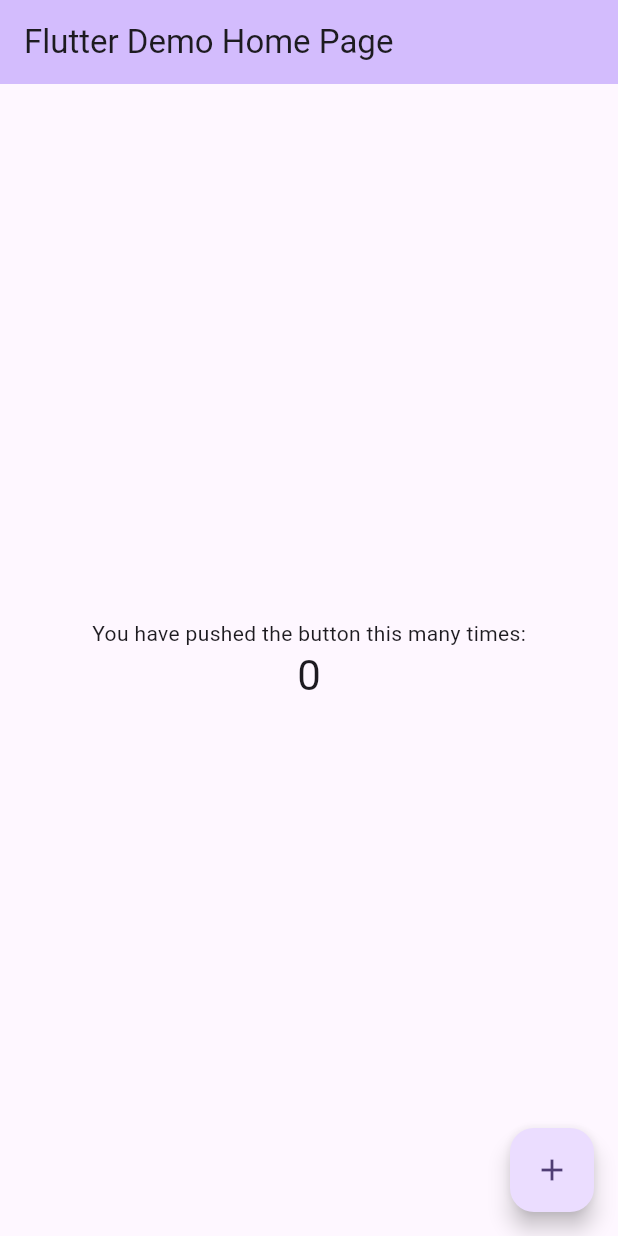
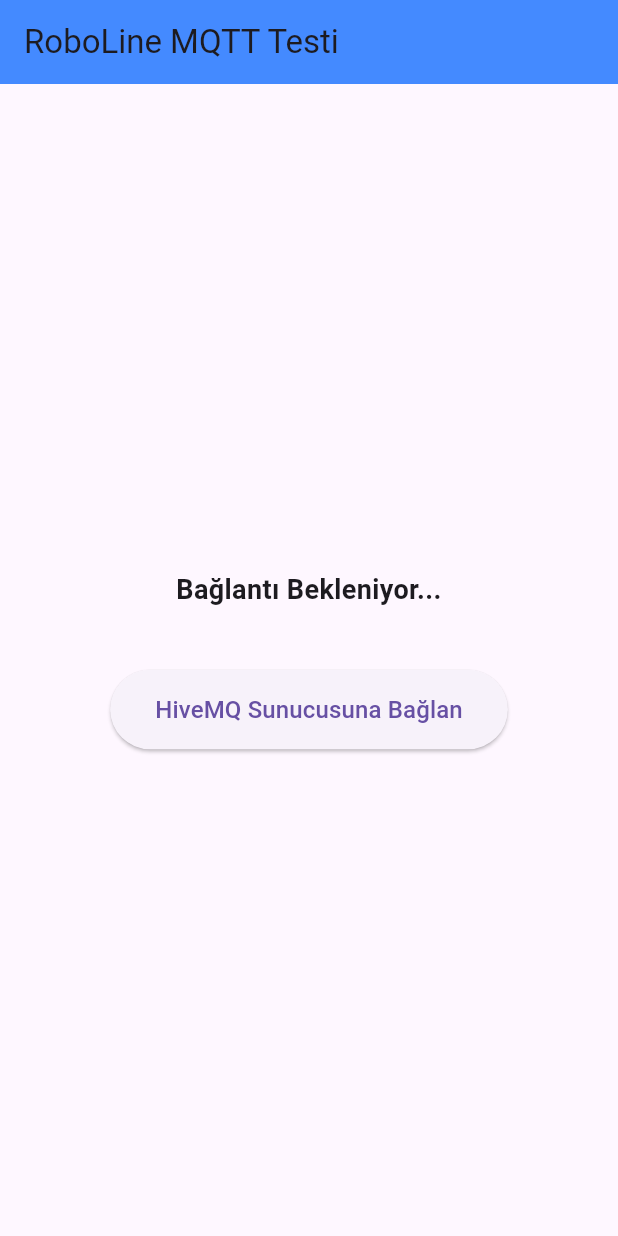
Before and after one commit to RoboLine-Project/roboline-mobile-app, a Flutter app: the screen it shows after launch, on a phone screen of 412 x 824 dp. Run offline on Flutter 3.47's test engine with Material 3 defaults, Android fonts, the phone set to English and light mode, and no system bars; missing offline and left inert: mqtt_client.

Commit message:
feat: mqtt_client eklendi ve ping testi arayuzu yazildi

```diff
--- a/lib/main.dart
+++ b/lib/main.dart
@@ -1,121 +1,118 @@
 import 'package:flutter/material.dart';
+import 'package:mqtt_client/mqtt_client.dart';
+import 'package:mqtt_client/mqtt_server_client.dart';
 
 void main() {
-  runApp(const MyApp());
+  runApp(const RoboLineApp());
 }
 
-class MyApp extends StatelessWidget {
-  const MyApp({super.key});
+class RoboLineApp extends StatelessWidget {
+  const RoboLineApp({super.key});
 
-  // This widget is the root of your application.
   @override
   Widget build(BuildContext context) {
-    return MaterialApp(
-      title: 'Flutter Demo',
-      theme: ThemeData(
-        // This is the theme of your application.
-        //
-        // TRY THIS: Try running your application with "flutter run". You'll see
-        // the application has a purple toolbar. Then, without quitting the app,
-        // try changing the seedColor in the colorScheme below to Colors.green
-        // and then invoke "hot reload" (save your changes or press the "hot
-        // reload" button in a Flutter-supported IDE, or press "r" if you used
-        // the command line to start the app).
-        //
-        // Notice that the counter didn't reset back to zero; the application
-        // state is not lost during the reload. To reset the state, use hot
-        // restart instead.
-        //
-        // This works for code too, not just values: Most code changes can be
-        // tested with just a hot reload.
-        colorScheme: .fromSeed(seedColor: Colors.deepPurple),
-      ),
-      home: const MyHomePage(title: 'Flutter Demo Home Page'),
+    return const MaterialApp(
+      debugShowCheckedModeBanner: false,
+      home: MqttTestScreen(),
     );
   }
 }
 
-class MyHomePage extends StatefulWidget {
-  const MyHomePage({super.key, required this.title});
-
-  // This widget is the home page of your application. It is stateful, meaning
-  // that it has a State object (defined below) that contains fields that affect
-  // how it looks.
-
-  // This class is the configuration for the state. It holds the values (in this
-  // case the title) provided by the parent (in this case the App widget) and
-  // used by the build method of the State. Fields in a Widget subclass are
-  // always marked "final".
-
-  final String title;
+class MqttTestScreen extends StatefulWidget {
+  const MqttTestScreen({super.key});
 
   @override
-  State<MyHomePage> createState() => _MyHomePageState();
+  State<MqttTestScreen> createState() => _MqttTestScreenState();
 }
 
-class _MyHomePageState extends State<MyHomePage> {
-  int _counter = 0;
+class _MqttTestScreenState extends State<MqttTestScreen> {
+  String statusText = "Bağlantı Bekleniyor...";
+  late MqttServerClient client;
 
-  void _incrementCounter() {
+  Future<void> connectMQTT() async {
+    // HiveMQ Public Broker ayarları
+    client = MqttServerClient(
+      'broker.hivemq.com',
+      'flutter_ui_${DateTime.now().millisecondsSinceEpoch}',
+    );
+    client.port = 1883;
+    client.logging(on: false);
+    client.keepAlivePeriod = 20;
+
+    try {
+      setState(() => statusText = "Sunucuya Bağlanılıyor...");
+      await client.connect();
+    } catch (e) {
+      setState(() => statusText = "Bağlantı Hatası: $e");
+      client.disconnect();
+      return;
+    }
+
+    if (client.connectionStatus!.state == MqttConnectionState.connected) {
+      setState(() => statusText = "Bağlandı! ESP32 Bekleniyor...");
+
+      // ESP32'nin mesaj atacağı kanalı (topic) dinlemeye başlıyoruz
+      const topic = 'roboline/telemetry/status';
+      client.subscribe(topic, MqttQos.atMostOnce);
+
+      // Kanala yeni bir mesaj düştüğünde tetiklenen dinleyici
+      client.updates!.listen((List<MqttReceivedMessage<MqttMessage>> c) {
+        final MqttPublishMessage recMess = c[0].payload as MqttPublishMessage;
+        final String pt = MqttPublishPayload.bytesToStringAsString(
+          recMess.payload.message,
+        );
+
         setState(() {
-      // This call to setState tells the Flutter framework that something has
-      // changed in this State, which causes it to rerun the build method below
-      // so that the display can reflect the updated values. If we changed
-      // _counter without calling setState(), then the build method would not be
-      // called again, and so nothing would appear to happen.
-      _counter++;
+          statusText = "ESP32'den Gelen Mesaj:\n$pt";
         });
+
+        // Gelen veriyi geliştirici konsoluna da yazdırıyoruz
+        print('MQTT Mesajı Alındı: $pt');
+      });
+    } else {
+      setState(() => statusText = "Bağlantı Reddedildi.");
+      client.disconnect();
+    }
   }
 
   @override
   Widget build(BuildContext context) {
-    // This method is rerun every time setState is called, for instance as done
-    // by the _incrementCounter method above.
-    //
-    // The Flutter framework has been optimized to make rerunning build methods
-    // fast, so that you can just rebuild anything that needs updating rather
-    // than having to individually change instances of widgets.
     return Scaffold(
       appBar: AppBar(
-        // TRY THIS: Try changing the color here to a specific color (to
-        // Colors.amber, perhaps?) and trigger a hot reload to see the AppBar
-        // change color while the other colors stay the same.
-        backgroundColor: Theme.of(context).colorScheme.inversePrimary,
-        // Here we take the value from the MyHomePage object that was created by
-        // the App.build method, and use it to set our appbar title.
-        title: Text(widget.title),
+        title: const Text('RoboLine MQTT Testi'),
+        backgroundColor: Colors.blueAccent,
       ),
       body: Center(
-        // Center is a layout widget. It takes a single child and positions it
-        // in the middle of the parent.
+        child: Padding(
+          padding: const EdgeInsets.all(20.0),
           child: Column(
-          // Column is also a layout widget. It takes a list of children and
-          // arranges them vertically. By default, it sizes itself to fit its
-          // children horizontally, and tries to be as tall as its parent.
-          //
-          // Column has various properties to control how it sizes itself and
-          // how it positions its children. Here we use mainAxisAlignment to
-          // center the children vertically; the main axis here is the vertical
-          // axis because Columns are vertical (the cross axis would be
-          // horizontal).
-          //
-          // TRY THIS: Invoke "debug painting" (choose the "Toggle Debug Paint"
-          // action in the IDE, or press "p" in the console), to see the
-          // wireframe for each widget.
-          mainAxisAlignment: .center,
+            mainAxisAlignment: MainAxisAlignment.center,
             children: [
-            const Text('You have pushed the button this many times:'),
               Text(
-              '$_counter',
-              style: Theme.of(context).textTheme.headlineMedium,
+                statusText,
+                textAlign: TextAlign.center,
+                style: const TextStyle(
+                  fontSize: 18,
+                  fontWeight: FontWeight.bold,
+                ),
+              ),
+              const SizedBox(height: 40),
+              ElevatedButton(
+                onPressed: connectMQTT,
+                style: ElevatedButton.styleFrom(
+                  padding: const EdgeInsets.symmetric(
+                    horizontal: 30,
+                    vertical: 15,
+                  ),
+                ),
+                child: const Text(
+                  'HiveMQ Sunucusuna Bağlan',
+                  style: TextStyle(fontSize: 16),
+                ),
               ),
             ],
           ),
         ),
-      floatingActionButton: FloatingActionButton(
-        onPressed: _incrementCounter,
-        tooltip: 'Increment',
-        child: const Icon(Icons.add),
       ),
     );
   }
--- a/pubspec.yaml
+++ b/pubspec.yaml
@@ -34,6 +34,7 @@ dependencies:
   # The following adds the Cupertino Icons font to your application.
   # Use with the CupertinoIcons class for iOS style icons.
   cupertino_icons: ^1.0.8
+  mqtt_client: ^10.11.10
 
 dev_dependencies:
   flutter_test:
```
Also changed, not shown: pubspec.lock, 1 other file. Lines whose indentation alone changed are shown as unchanged.
